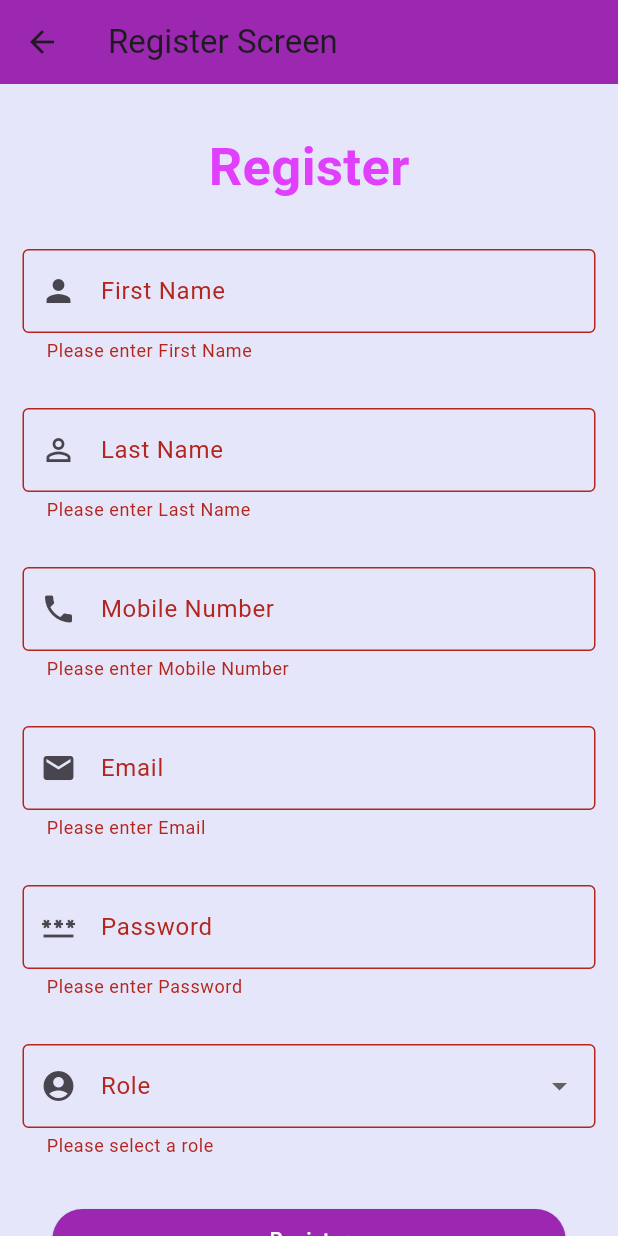
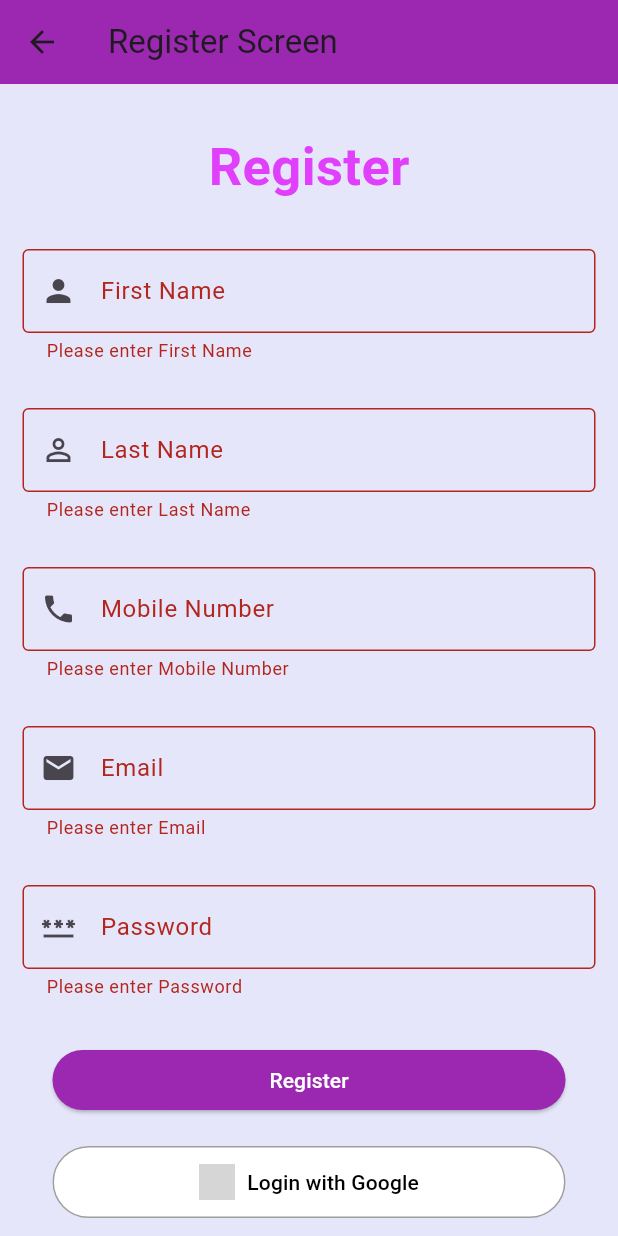
Before and after one commit to M-J-Christina213/scooby_app, a Flutter app: the RegisterScreen screen opened directly, after a tap on "Register", on a phone screen of 412 x 824 dp. Run offline on Flutter 3.47's test engine with Material 3 defaults, Android fonts, the phone set to English and light mode, and no system bars; our stand-ins replace image_picker, shared_preferences; accounts and stored records are empty; grey boxes are pictures that could not be loaded.

Commit message:
service register

```diff
--- a/lib/register.dart
+++ b/lib/register.dart
@@ -11,7 +11,6 @@
 
 class _RegisterScreenState extends State<RegisterScreen> {
   final _formKey = GlobalKey<FormState>();
-  String? _selectedRole;
 
   @override
   Widget build(BuildContext context) {
@@ -49,38 +48,6 @@
                     _buildTextField('Password', Icons.password, TextInputType.visiblePassword),
                     const SizedBox(height: 30),
                     Padding(
-                      padding: const EdgeInsets.symmetric(horizontal: 15),
-                      child: DropdownButtonFormField<String>(
-                        decoration: const InputDecoration(
-                          labelText: 'Role',
-                          border: OutlineInputBorder(),
-                          prefixIcon: Icon(Icons.account_circle),
-                        ),
-                        value: _selectedRole,
-                        items: [
-                          'Vet/Groomer',
-                          'Community Member',
-                          'Adoption Center',
-                          'Donor',
-                          'Shelter/NGO',
-                        ].map((role) {
-                          return DropdownMenuItem<String>(
-                            value: role,
-                            child: Text(role),
-                          );
-                        }).toList(),
-                        onChanged: (String? newValue) {
-                          setState(() {
-                            _selectedRole = newValue;
-                          });
-                        },
-                        validator: (value) {
-                          return value == null || value.isEmpty ? 'Please select a role' : null;
-                        },
-                      ),
-                    ),
-                    const SizedBox(height: 30),
-                    Padding(
                       padding: const EdgeInsets.symmetric(horizontal: 35),
                       child: SizedBox(
                         width: double.infinity,
@@ -91,18 +58,10 @@
                                 const SnackBar(content: Text('Processing Registration...')),
                               );
 
-                              if (_selectedRole == 'Vet/Groomer') {
-                                Navigator.pushReplacement(
-                                  context,
-                                  MaterialPageRoute(builder: (context) => const VetGroomerScreen()),
-                                );
-                              } else {
-                                ScaffoldMessenger.of(context).showSnackBar(
-                                  const SnackBar(
-                                    content: Text('Only Vet/Groomer role is supported in Sprint 1'),
-                                  ),
-                                );
-                              }
+                              Navigator.pushReplacement(
+                                context,
+                                MaterialPageRoute(builder: (context) => const VetGroomerScreen()),
+                              );
                             }
                           },
                           style: ElevatedButton.styleFrom(backgroundColor: Colors.purple),
```
Also changed, not shown: lib/login.dart (+17 -4 lines), lib/service_provider_register.dart (added, +145 -0 lines).
